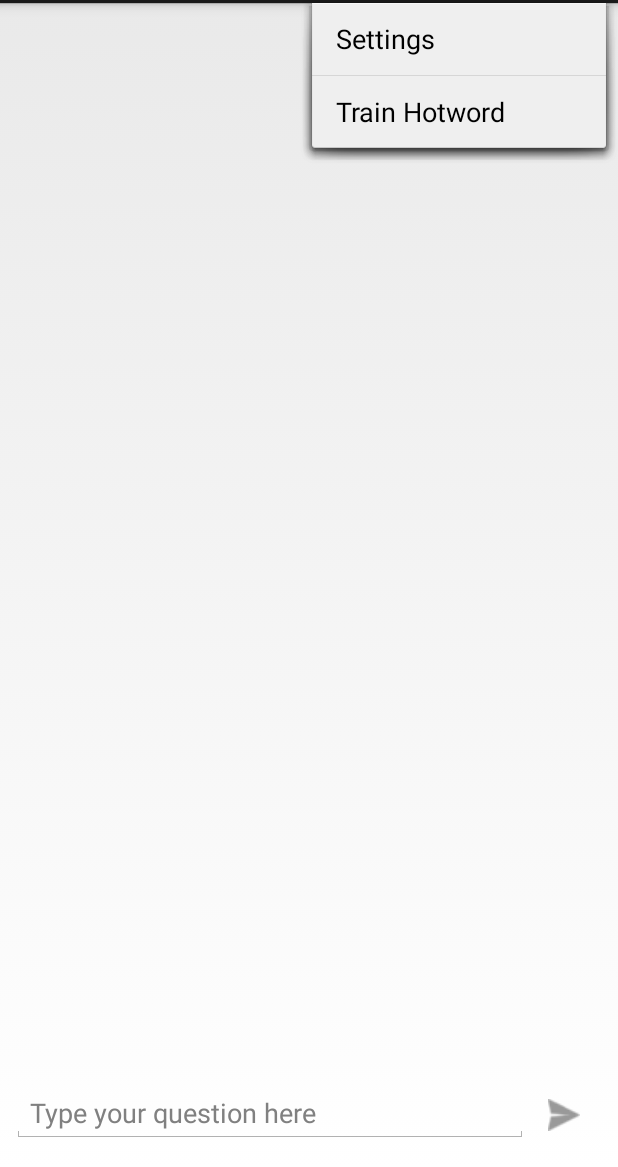
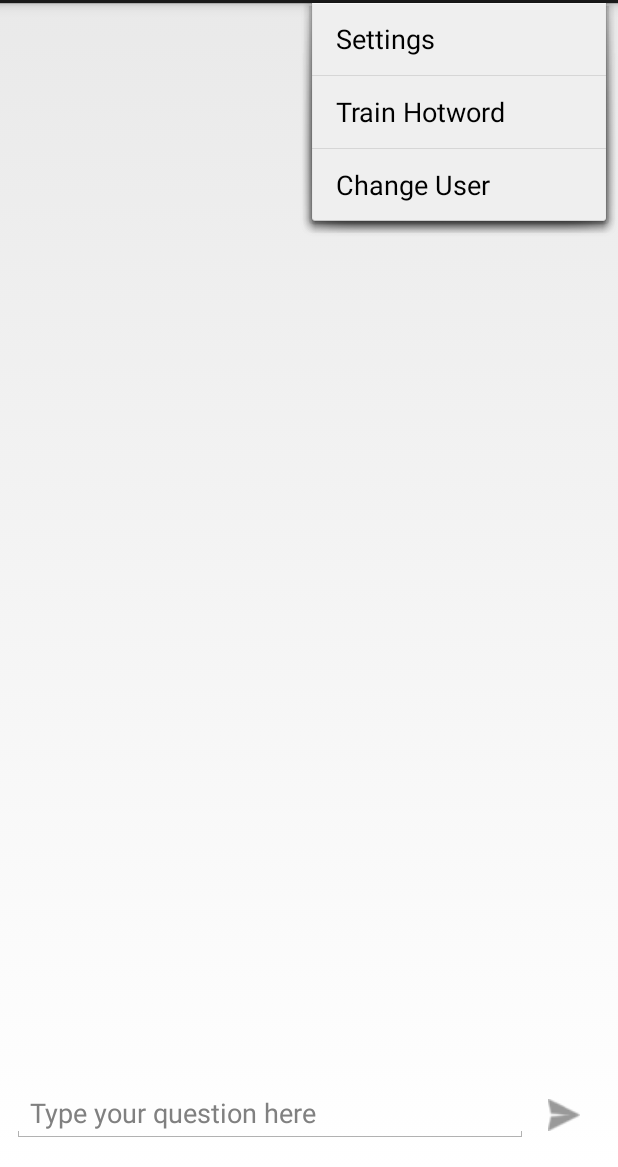
Before and after one commit to timstableford/P-BrainAndroid, an Android app: the MainActivity screen opened directly, with no data from a screen before it, with the options menu open, on a phone screen of 412 x 824 dp, the part 69-1236 px from its top. Run offline under Robolectric (Android 15) with nearby library versions, the phone set to English and light mode, and no system bars; libraries missing offline, so code that uses them is left out: com.github.nkzawa.emitter, com.github.nkzawa.socketio, com.loopj.android, cz.msebera.android.

Commit message:
Added change user to settings menu

```diff
--- a/app/src/main/res/menu/settings_menu.xml
+++ b/app/src/main/res/menu/settings_menu.xml
@@ -3,4 +3,6 @@
         android:title="@string/settings" />
     <item android:id="@+id/train_item"
         android:title="@string/train_voice" />
+    <item android:id="@+id/change_user"
+        android:title="@string/change_user" />
 </menu>
--- a/app/src/main/res/values/strings.xml
+++ b/app/src/main/res/values/strings.xml
@@ -28,4 +28,5 @@
     <string name="cant_train_without_name">Can\'t train without a name.</string>
     <string name="tts_enabled">Text-to-speech Enabled</string>
     <string name="hotword_enabled">Hotword Recognition Enabled</string>
+    <string name="change_user">Change User</string>
 </resources>
```
Also changed, not shown: app/src/main/java/uk/co/tstableford/p_brain/MainActivity.java (+17 -0 lines).
